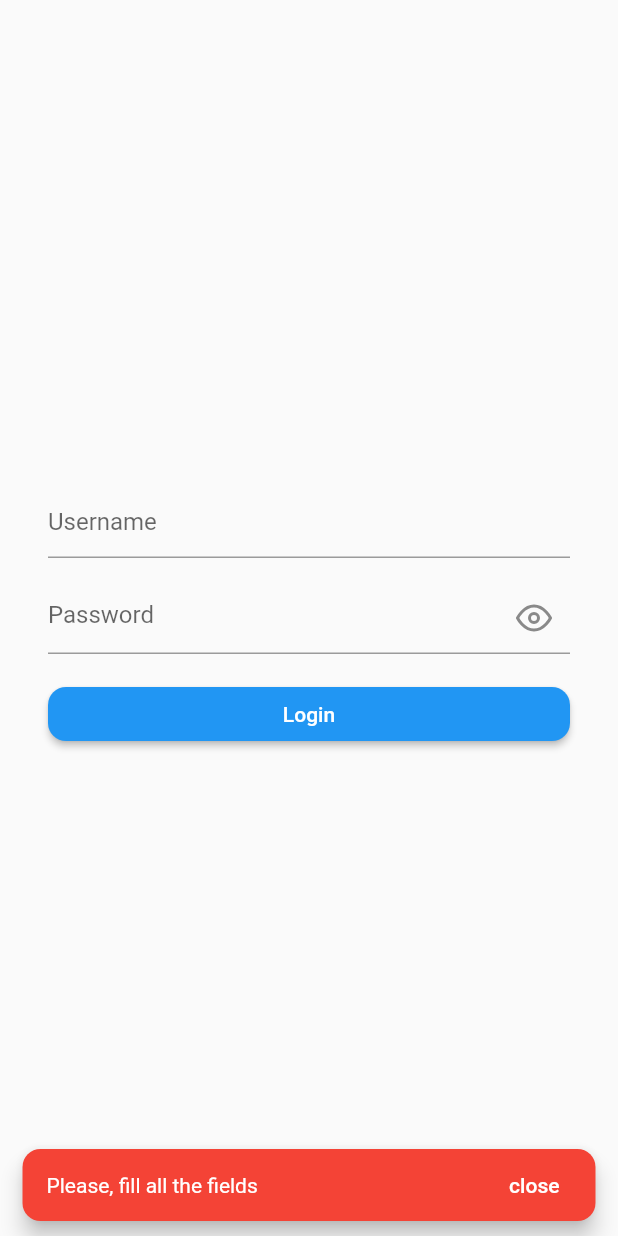
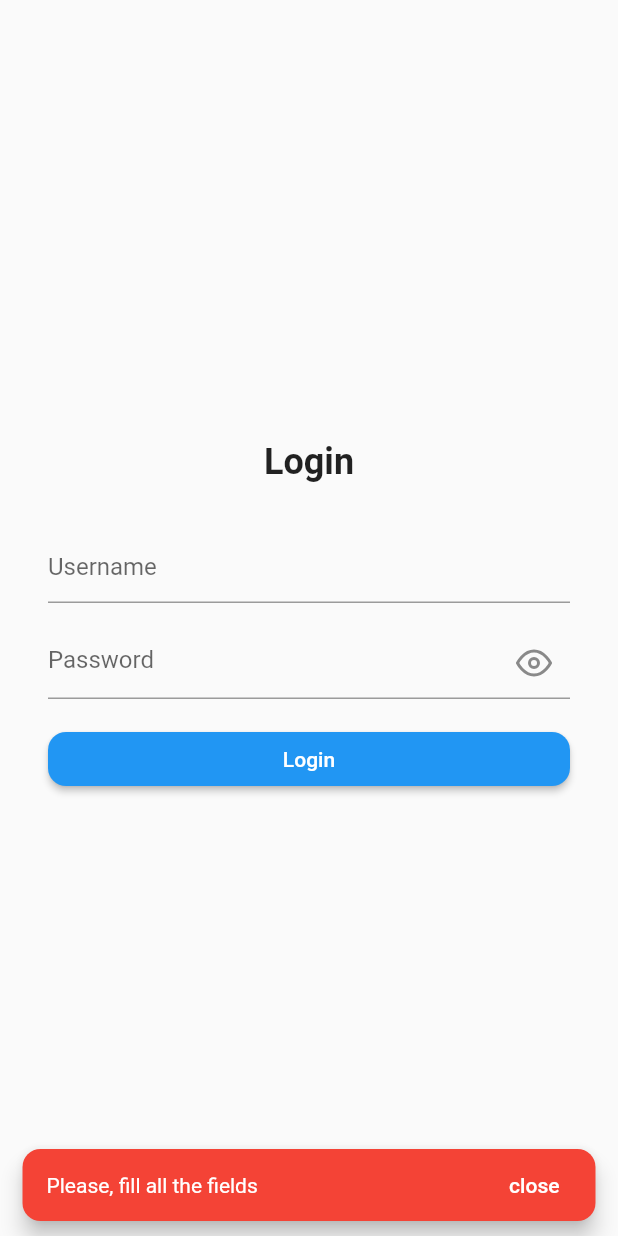
Before and after one commit to leopi99/photoSync_app, a Flutter app: the LoginPage widget shown alone on an empty page, opened directly, after a tap on "Login", on a phone screen of 412 x 824 dp. Run offline on Flutter 3.47's test engine with Material 2 defaults, Android fonts, the phone set to English and light mode, and no system bars; our stand-ins replace cached_network_image, dio, flutter_feather_icons, flutter_svg, rxdart; missing offline and left inert: flutter_statusbarcolor_ns, storage_wrapper; accounts and stored records are empty.

```diff
--- a/lib/app.dart
+++ b/lib/app.dart
@@ -4,6 +4,7 @@ import 'package:photo_sync/bloc/objects_bloc.dart';
 import 'package:photo_sync/global/nav_key.dart';
 import 'package:photo_sync/inherited_widgets/auth_bloc_inherited.dart';
 import 'package:photo_sync/inherited_widgets/objects_bloc_inherited.dart';
+import 'package:photo_sync/repository/object_repository.dart';
 import 'package:photo_sync/routes/route_builder.dart';
 
 class App extends StatefulWidget {
@@ -19,6 +20,7 @@ class _AppState extends State<App> {
   void initState() {
     _objectsBloc = ObjectsBloc();
     _authBloc = AuthBloc();
+    ObjectRepository()..setupDio();
     super.initState();
   }
 
--- a/lib/bloc/auth_bloc.dart
+++ b/lib/bloc/auth_bloc.dart
@@ -2,6 +2,7 @@ import 'package:flutter/foundation.dart';
 import 'package:flutter/material.dart';
 import 'package:photo_sync/bloc/app_bloc.dart';
 import 'package:photo_sync/bloc/bloc_base.dart';
+import 'package:photo_sync/global/methods.dart';
 import 'package:photo_sync/global/nav_key.dart';
 import 'package:photo_sync/inherited_widgets/objects_bloc_inherited.dart';
 import 'package:photo_sync/models/api_error.dart';
@@ -34,6 +35,7 @@ class AuthBloc extends BlocBase {
 
   ///Executes the login
   Future<void> login(String username, String password) async {
+    await GlobalMethods.hideKeyboard();
     if (username.isEmpty || password.isEmpty) {
       _showError(title: 'Please, fill all the fields');
       return;
@@ -41,22 +43,25 @@ class AuthBloc extends BlocBase {
 
     dynamic data;
 
-    if (kDebugMode) {
-      data = {
-        'apiKey': 'thisIsTheTest',
-        'username': 'leopi99',
-        'email': 'pizio.leonardo@gmail.com'
-      };
-    } else
+    // if (kDebugMode) {
+    //   data = {
+    //     'apiKey': 'thisIsTheTest',
+    //     'username': 'leopi99',
+    //     'email': 'pizio.leonardo@gmail.com'
+    //   };
+    // } else
     try {
+      changeLoading(true);
       data = await ObjectRepository().login(username, password);
     } catch (e) {
       print('Error $e');
       _showError(title: 'Login error');
+      changeLoading(false);
       return;
     }
 
     if (data == null || data is ApiError) {
+      changeLoading(false);
       _showError(title: 'Login error');
       return;
     }
@@ -67,6 +72,7 @@ class AuthBloc extends BlocBase {
 
     //Updates the user
     try {
+      changeLoading(false);
       _currentUser = User.fromJSON(data);
     } catch (e) {
       print('Error $e');
@@ -77,7 +83,7 @@ class AuthBloc extends BlocBase {
     await SharedManager().writeBool(SharedType.LoginDone, true);
     await SharedManager().writeValue(SharedType.LoginUsername, username);
     await SharedManager().writeValue(SharedType.LoginPassword, password);
-
+    changeLoading(false);
     //Checks the session, should go to the homepage
     await AppBloc.checkSession();
   }
--- a/lib/bloc/bloc_base.dart
+++ b/lib/bloc/bloc_base.dart
@@ -4,7 +4,7 @@ abstract class BlocBase {
   late BehaviorSubject<bool> _loadingSubject;
   Stream<bool> get loadingStream => _loadingSubject.stream;
 
-  void changeLoading(bool) => _loadingSubject.add;
+  void changeLoading(bool value) => _loadingSubject.add(value);
 
   BlocBase() {
     _loadingSubject = BehaviorSubject<bool>.seeded(false);
--- a/lib/bloc/objects_bloc.dart
+++ b/lib/bloc/objects_bloc.dart
@@ -15,7 +15,7 @@ import 'package:rxdart/rxdart.dart';
 class ObjectsBloc extends BlocBase {
   ObjectsBloc() {
     _objectSubject = BehaviorSubject<List<Object>>.seeded([]);
-    _repository = ObjectRepository()..setupDio();
+    _repository = ObjectRepository();
   }
 
   //
--- a/lib/global/methods.dart
+++ b/lib/global/methods.dart
@@ -1,4 +1,5 @@
 import 'package:flutter/material.dart';
+import 'package:flutter/services.dart';
 import 'package:flutter_statusbarcolor_ns/flutter_statusbarcolor_ns.dart';
 import 'package:photo_sync/global/nav_key.dart';
 
@@ -8,4 +9,8 @@ class GlobalMethods {
     await FlutterStatusbarcolor.setStatusBarColor(
         Theme.of(navigatorKey.currentContext!).scaffoldBackgroundColor);
   }
+
+  static Future<void> hideKeyboard() async {
+    await SystemChannels.textInput.invokeMethod('TextInput.hide');
+  }
 }
--- a/lib/repository/object_repository.dart
+++ b/lib/repository/object_repository.dart
@@ -4,11 +4,11 @@ import 'package:photo_sync/models/raw_object.dart';
 import 'package:photo_sync/repository/interfaces/objects_repository_interface.dart';
 
 class ObjectRepository extends ObectsRepositoryInterface {
-  static const _HOST = "192.168.1.7";
+  static const _HOST = "http://192.168.1.7";
   static const _PORT = ":8080";
   static const _API_PATH = "$_HOST$_PORT/photoSync/api/v1";
 
-  late String _authKey;
+  String? _authKey;
 
   Dio? _dioInstance;
 
@@ -21,10 +21,12 @@ class ObjectRepository extends ObectsRepositoryInterface {
   ObjectRepository._internal();
 
   void setupDio() {
+    print('ApiPath: $_API_PATH');
     if (_dioInstance == null) {
       BaseOptions _dioOptions = BaseOptions(
         responseType: ResponseType.json,
         baseUrl: _API_PATH,
+        connectTimeout: 21600,
       );
       _dioInstance = Dio(_dioOptions);
       return;
@@ -64,7 +66,7 @@ class ObjectRepository extends ObectsRepositoryInterface {
         "password": password,
       },
     );
-    if (response.data['error'] == null) {
+    if (response.statusCode == 200) if (response.data['error'] == null) {
       _authKey = response.data['key'];
       //Updates the dioInstance to use the key retrieved
       setupDio();
--- a/lib/screens/base_page/base_page.dart
+++ b/lib/screens/base_page/base_page.dart
@@ -27,11 +27,19 @@ class BasePage extends StatelessWidget {
           initialData: false,
           builder: (context, snapshot) => Stack(
             children: [
+              child,
               if (snapshot.data!)
-                Container(
-                  color: Colors.black26,
+                AbsorbPointer(
+                  absorbing: true,
+                  child: Container(
+                    color: Colors.black26,
+                    child: Center(
+                      child: CircularProgressIndicator(
+                        valueColor: AlwaysStoppedAnimation<Color>(Colors.white),
+                      ),
+                    ),
+                  ),
                 ),
-              child,
             ],
           ),
         ),
--- a/lib/screens/login_page/login_page.dart
+++ b/lib/screens/login_page/login_page.dart
@@ -1,8 +1,10 @@
 import 'package:flutter/material.dart';
 import 'package:flutter_feather_icons/flutter_feather_icons.dart';
 import 'package:photo_sync/bloc/auth_bloc.dart';
+import 'package:photo_sync/global/methods.dart';
 import 'package:photo_sync/global/nav_key.dart';
 import 'package:photo_sync/inherited_widgets/auth_bloc_inherited.dart';
+import 'package:photo_sync/screens/base_page/base_page.dart';
 import 'package:photo_sync/widgets/sync_elevated_button.dart';
 
 class LoginPage extends StatefulWidget {
@@ -17,6 +19,7 @@ class _LoginPageState extends State<LoginPage> {
 
   @override
   void initState() {
+    GlobalMethods.setStatusBarColorAsScaffoldBackground();
     _usernameController = TextEditingController();
     _passwordController = TextEditingController();
     authBloc = AuthBlocInherited.of(navigatorKey.currentContext!);
@@ -32,13 +35,21 @@ class _LoginPageState extends State<LoginPage> {
 
   @override
   Widget build(BuildContext context) {
-    return Scaffold(
-      body: Padding(
+    return BasePage(
+      loadingStream: authBloc.loadingStream,
+      child: Padding(
         padding: const EdgeInsets.symmetric(horizontal: 32),
         child: Column(
           mainAxisSize: MainAxisSize.max,
           mainAxisAlignment: MainAxisAlignment.center,
           children: [
+            Padding(
+              padding: EdgeInsets.only(bottom: 32),
+              child: Text(
+                'Login',
+                style: TextStyle(fontSize: 24, fontWeight: FontWeight.bold),
+              ),
+            ),
             TextField(
               controller: _usernameController,
               decoration: InputDecoration(hintText: 'Username'),
--- a/lib/screens/on_boarding_page/on_boarding_page.dart
+++ b/lib/screens/on_boarding_page/on_boarding_page.dart
@@ -2,6 +2,7 @@ import 'package:flutter/material.dart';
 import 'package:flutter_svg/flutter_svg.dart';
 import 'package:photo_sync/bloc/app_bloc.dart';
 import 'package:photo_sync/constants/assets_path.dart';
+import 'package:photo_sync/global/methods.dart';
 import 'package:photo_sync/models/on_boarding_info.dart';
 import 'package:photo_sync/util/enums/shared_type.dart';
 import 'package:photo_sync/util/shared_manager.dart';
@@ -35,6 +36,7 @@ class _OnBoardingPageState extends State<OnBoardingPage> {
 
   @override
   void initState() {
+    GlobalMethods.setStatusBarColorAsScaffoldBackground();
     _pageController = PageController();
     super.initState();
   }
--- a/lib/screens/splash_screen.dart
+++ b/lib/screens/splash_screen.dart
@@ -2,6 +2,7 @@ import 'dart:async';
 
 import 'package:flutter/material.dart';
 import 'package:photo_sync/bloc/app_bloc.dart';
+import 'package:photo_sync/global/methods.dart';
 import 'package:photo_sync/global/nav_key.dart';
 
 class SplashScreen extends StatefulWidget {
@@ -13,11 +14,11 @@ class _SplashScreenState extends State<SplashScreen> {
   static const Duration _animationDuration = Duration(seconds: 2);
 
   late double opacity;
-  bool _isAnimationDone = false;
 
   @override
   void initState() {
     super.initState();
+    GlobalMethods.hideKeyboard();
     opacity = 0;
     WidgetsBinding.instance!.addPostFrameCallback((timeStamp) {
       setState(() {
```
Lines whose indentation alone changed are shown as unchanged.
